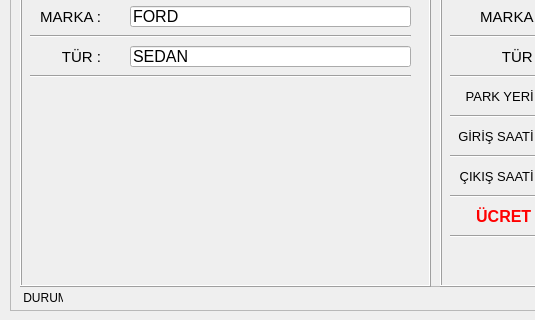
Old version of the form forms/applicationwindow.ui in the repository ydcpp/ParkingLotManagement; both pictures show x 0 to 535 and y 400 to 720 of the 1200 by 720 pixel window.
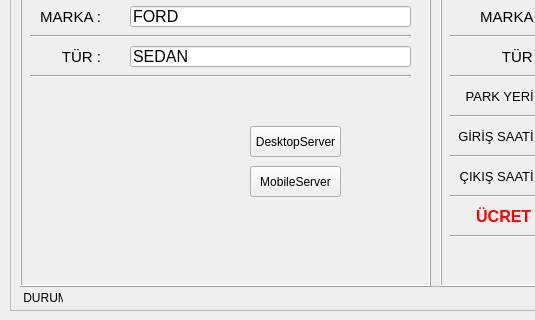
New version of the form. Icons and pictures are not drawn.

Commit message: testing TCP connection with the server

The edit to the form file:
```diff
--- a/forms/applicationwindow.ui
+++ b/forms/applicationwindow.ui
@@ -649,6 +649,32 @@
        <string/>
       </property>
      </widget>
+     <widget class="QPushButton" name="pushButton_connectserver">
+      <property name="geometry">
+       <rect>
+        <x>230</x>
+        <y>450</y>
+        <width>91</width>
+        <height>31</height>
+       </rect>
+      </property>
+      <property name="text">
+       <string>DesktopServer</string>
+      </property>
+     </widget>
+     <widget class="QPushButton" name="pushButton_connectserver_2">
+      <property name="geometry">
+       <rect>
+        <x>230</x>
+        <y>490</y>
+        <width>91</width>
+        <height>31</height>
+       </rect>
+      </property>
+      <property name="text">
+       <string>MobileServer</string>
+      </property>
+     </widget>
     </widget>
     <widget class="QFrame" name="frame_exit">
      <property name="geometry">
```
The commit also changes 10 other files.
